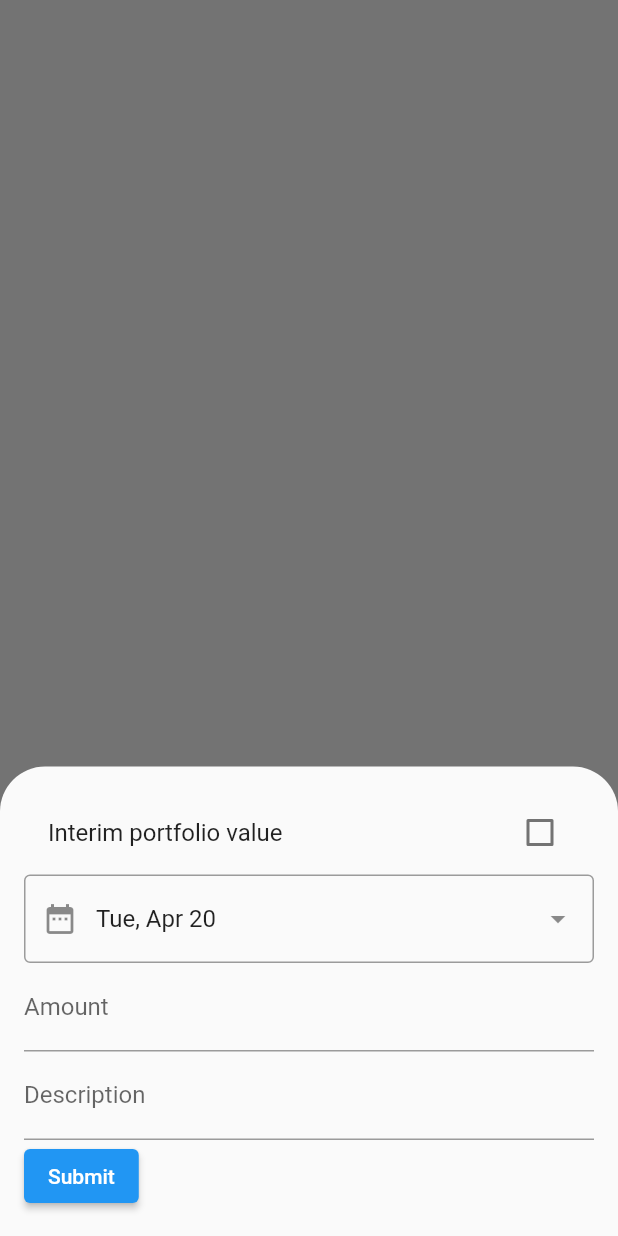
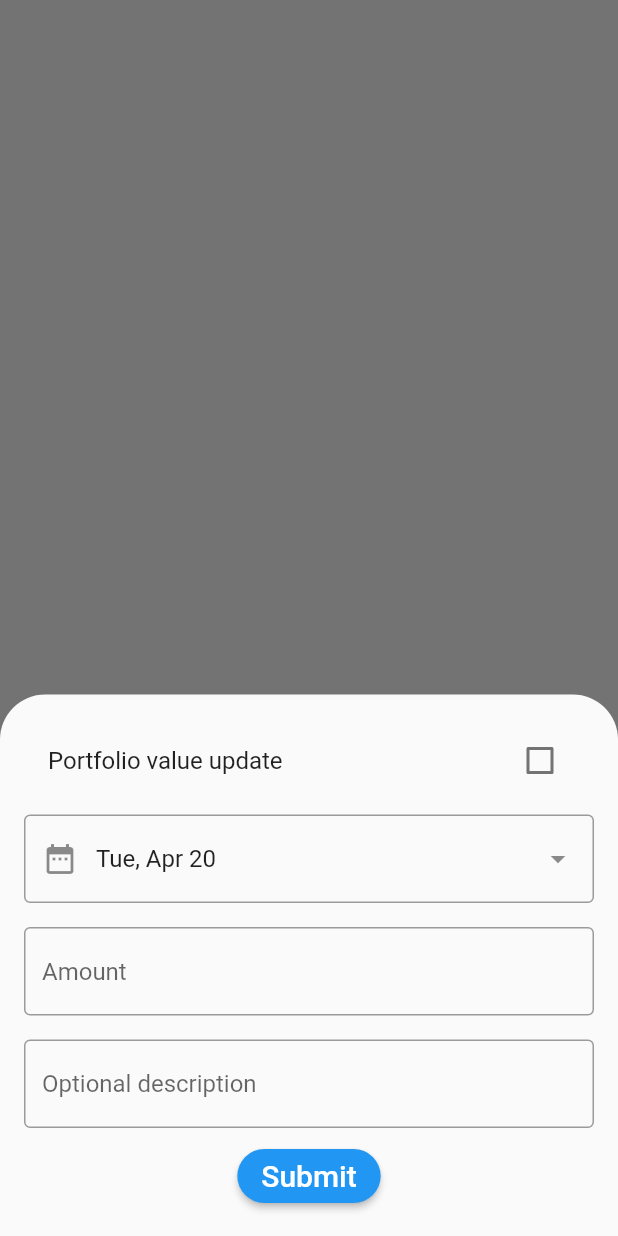
Before and after one commit to robertdegroot/InvestmentTracker, a Flutter app: the screen it shows after launch, after a tap on the "add" icon, on a phone screen of 412 x 824 dp. Run offline on Flutter 3.47's test engine with Material 2 defaults, Android fonts, the phone set to English and light mode, and no system bars; our stand-ins replace charts_flutter, sqflite; accounts and stored records are empty.

Commit message:
Showing portfolio updated with color distinction and some bottomsheet visual adjusments

```diff
--- a/lib/databaseHelper.dart
+++ b/lib/databaseHelper.dart
@@ -56,15 +56,9 @@ class DatabaseHelper {
     return await db.insert(table, row);
   }
 
-  Future<List<Map<String, dynamic>>> queryAllInvestments() async {
+  Future<List<Map<String, dynamic>>> queryAllRows() async {
     Database db = await instance.database;
-    return await db.rawQuery('SELECT * FROM $table WHERE $columnIsInterim != 1 ORDER BY timestamp DESC');
-  }
-
-
-  Future<List<Map<String, dynamic>>> queryAllInterimValues() async {
-    Database db = await instance.database;
-    return await db.rawQuery('SELECT * FROM $table WHERE $columnIsInterim != 0');
+    return await db.rawQuery('SELECT * FROM $table ORDER BY timestamp DESC');
   }
 
   Future<int> queryRowCount() async {
--- a/lib/main.dart
+++ b/lib/main.dart
@@ -113,8 +113,15 @@ class _InvestmentState extends State<Investments> {
   }
 
   Widget buildRow(Investment investment) {
+    Color backgroundColor = Colors.white;
+
+    if (investment.isInterimValue) {
+      backgroundColor = Colors.lightGreen;
+    }
+
     return Card(
       child: ListTile(
+        tileColor: backgroundColor,
         title: Text(
           "${timestampToString(investment.timestamp)} - ${investment.description}",
           style: _biggerFont,
@@ -156,7 +163,7 @@ class _InvestmentState extends State<Investments> {
                   child: Wrap(
                     children: <Widget>[
                       CheckboxListTile(
-                        title: Text("Interim portfolio value"),
+                        title: Text("Portfolio value update"),
                         value: isTotalValue,
                         autofocus: false,
                         selected: isTotalValue,
@@ -166,7 +173,9 @@ class _InvestmentState extends State<Investments> {
                           });
                         },
                       ),
-                      CustomDatePicker(
+                      Padding(
+                        padding: EdgeInsets.symmetric(horizontal: 0, vertical: 8),
+                        child: CustomDatePicker(
                           prefixIcon: Icon(Icons.date_range),
                           suffixIcon: Icon(Icons.arrow_drop_down),
                           lastDate: DateTime.now().add(Duration(days: 366)),
@@ -177,25 +186,46 @@ class _InvestmentState extends State<Investments> {
                             pickedDate = selectedDate.millisecondsSinceEpoch;
                           },
                         ),
-                      TextField(
+                      ),
+                      Padding(
+                        padding: EdgeInsets.symmetric(horizontal: 0, vertical: 8),
+                        child: TextField(
                           keyboardType: TextInputType.number,
-                        decoration: InputDecoration(labelText: 'Amount'),
+                          decoration: InputDecoration(
+                              border: OutlineInputBorder(), hintText: 'Amount'),
                           controller: amountController,
                         ),
-                      TextField(
+                      ),
+                      Padding(
+                        padding: EdgeInsets.symmetric(horizontal: 0, vertical: 8),
+                        child: TextField(
                           keyboardType: TextInputType.text,
-                        decoration: InputDecoration(labelText: 'Description'),
+                          decoration: InputDecoration(
+                              border: OutlineInputBorder(),
+                              hintText: 'Optional description'),
                           controller: descriptionController,
+                        ),
                       ),
                       SizedBox(
                         height: 15,
                       ),
-                      ElevatedButton(
+                      Center(
+                          child: ElevatedButton(
                               onPressed: () {
                                 saveInputs();
                                 Navigator.pop(context);
                               },
-                          child: Text('Submit'))
+                              child: Text(
+                                  'Submit',
+                                 style: TextStyle(fontSize: 20),
+                              ),
+                              style: ElevatedButton.styleFrom(
+                                shape: new RoundedRectangleBorder(
+                                    borderRadius: new BorderRadius.circular(24)
+                                )
+                              ),
+                          )
+                      ),
                     ],
                   )));
         });
@@ -219,11 +249,7 @@ class _InvestmentState extends State<Investments> {
   }
 
   Future<List<Map<String, dynamic>>> _getAllInvestments() async {
-    return dbHelper.queryAllInvestments();
-  }
-
-  Future<List<Map<String, dynamic>>> _getAllInterimValues() async {
-    return dbHelper.queryAllInterimValues();
+    return dbHelper.queryAllRows();
   }
 
   _insert(Investment investment) async {
```
Lines whose indentation alone changed are shown as unchanged.
